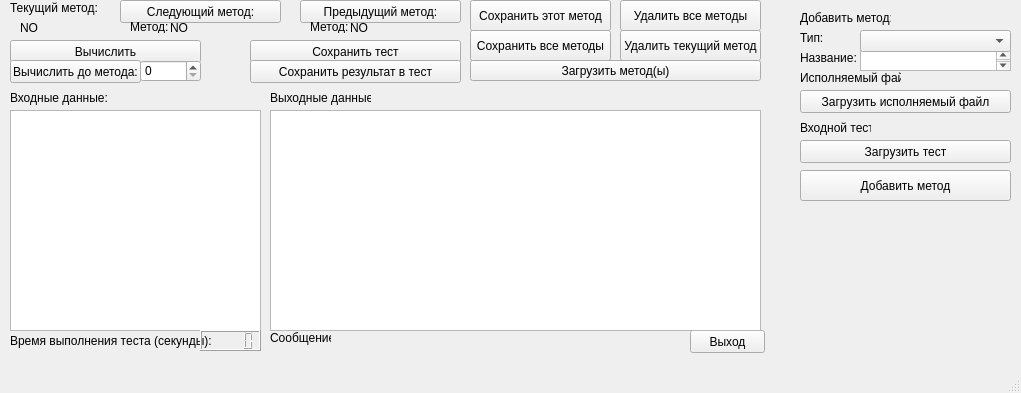
AZch/Data-decryption-system, file design.ui: the form before one commit.
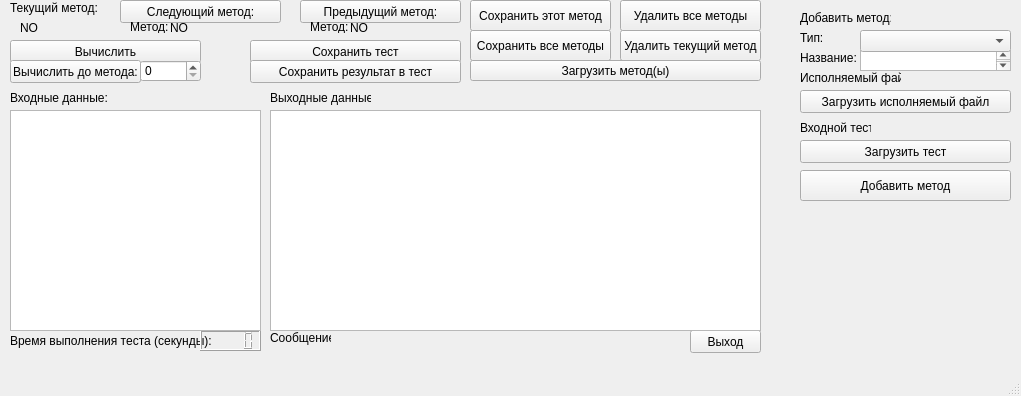
The form after the commit.

Commit message: print res and input test in table

The edit to the form file:
```diff
--- a/design.ui
+++ b/design.ui
@@ -7,7 +7,7 @@
     <x>0</x>
     <y>0</y>
     <width>1021</width>
-    <height>393</height>
+    <height>396</height>
    </rect>
   </property>
   <property name="windowTitle">
@@ -141,26 +141,6 @@
      <string>Загрузить тест</string>
     </property>
    </widget>
-   <widget class="QTextBrowser" name="txtInputTest">
-    <property name="geometry">
-     <rect>
-      <x>10</x>
-      <y>110</y>
-      <width>251</width>
-      <height>221</height>
-     </rect>
-    </property>
-   </widget>
-   <widget class="QTableView" name="tblRes">
-    <property name="geometry">
-     <rect>
-      <x>270</x>
-      <y>110</y>
-      <width>491</width>
-      <height>221</height>
-     </rect>
-    </property>
-   </widget>
    <widget class="QPushButton" name="btnNextMethod">
     <property name="geometry">
      <rect>
@@ -413,7 +393,7 @@
      <rect>
       <x>690</x>
       <y>330</y>
-      <width>75</width>
+      <width>71</width>
       <height>23</height>
      </rect>
     </property>
@@ -516,6 +496,26 @@
      <string>Загрузить метод(ы)</string>
     </property>
    </widget>
+   <widget class="QTableWidget" name="tblInutTest">
+    <property name="geometry">
+     <rect>
+      <x>10</x>
+      <y>110</y>
+      <width>251</width>
+      <height>221</height>
+     </rect>
+    </property>
+   </widget>
+   <widget class="QTableWidget" name="tblRes">
+    <property name="geometry">
+     <rect>
+      <x>270</x>
+      <y>110</y>
+      <width>491</width>
+      <height>221</height>
+     </rect>
+    </property>
+   </widget>
   </widget>
   <widget class="QMenuBar" name="menubar">
    <property name="geometry">
```
Left out of the diff: 12 changed lines with no effect on the pictures. The commit also changes 10 other files.
